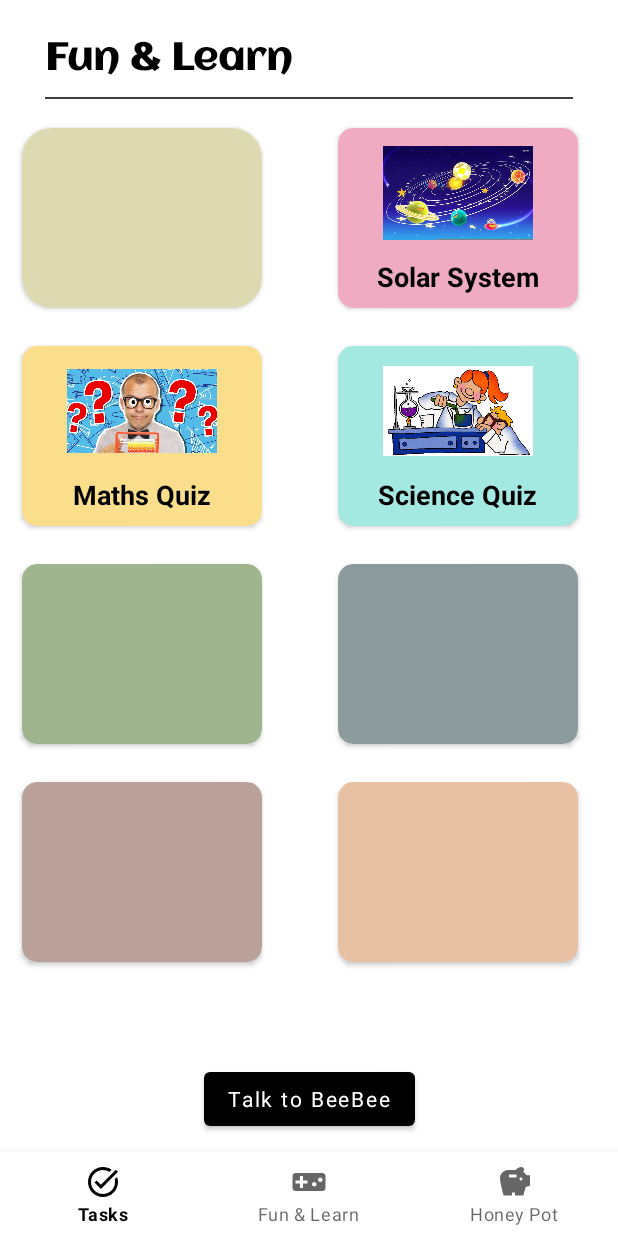
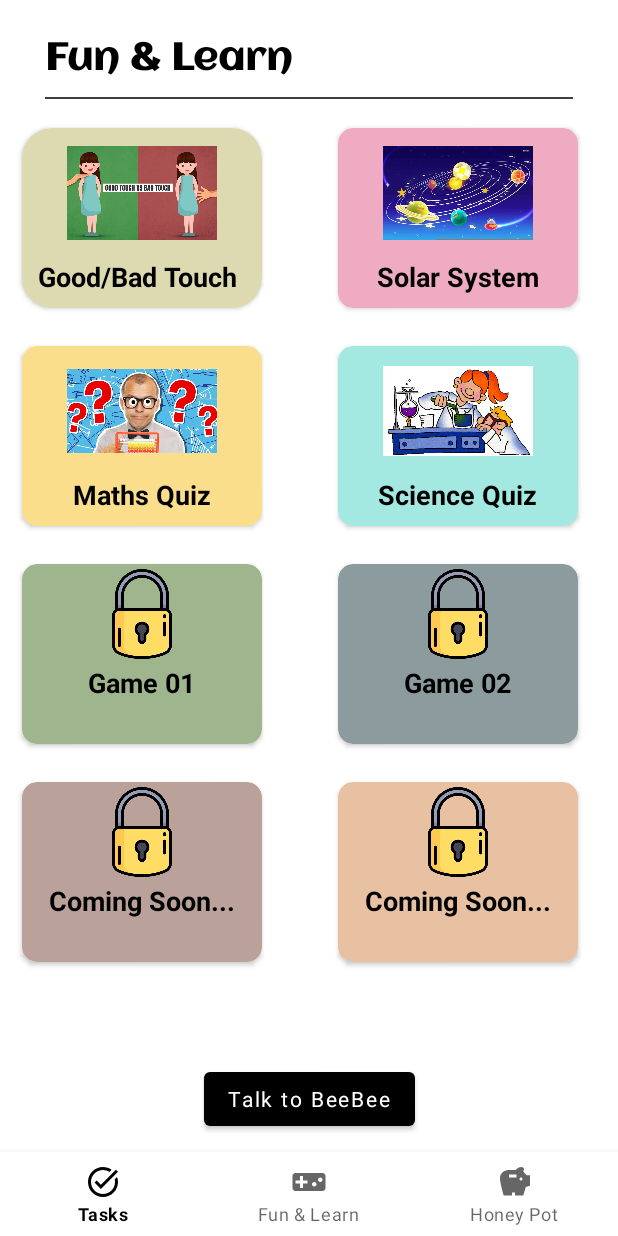
Before and after one commit to aryanmishra29/BusyBee, an Android app: the fragment GameFragment placed in its activity, on a phone screen of 412 x 824 dp. Run offline under Robolectric (Android 15) with nearby library versions, the phone set to English and light mode, and no system bars; our stand-ins replace Firebase (no records; nobody signed in at launch, a user with empty details on screens opened directly); libraries missing offline, so code that uses them is left out: org.checkerframework.checker; Roboto replaces fonts that are not available here.

Commit message:
updated UI

```diff
--- a/BusyBeeChild/app/src/main/res/layout/fragment_game.xml
+++ b/BusyBeeChild/app/src/main/res/layout/fragment_game.xml
@@ -81,6 +81,26 @@
             app:layout_constraintLeft_toLeftOf="parent"
             app:layout_constraintTop_toTopOf="parent">
 
+            <LinearLayout
+                android:layout_width="match_parent"
+                android:layout_height="match_parent"
+                android:orientation="vertical">
+                <ImageView
+                    android:layout_width="100dp"
+                    android:layout_height="80dp"
+                    android:layout_margin="3dp"
+                    android:src="@drawable/gtbt_icon"
+                    android:layout_gravity="center_horizontal"/>
+                <TextView
+                    android:layout_width="wrap_content"
+                    android:layout_height="30dp"
+                    android:textSize="18sp"
+                    android:text="Good/Bad Touch "
+                    android:textStyle="bold"
+                    android:textColor="@color/black"
+                    android:layout_gravity="center_horizontal"/>
+            </LinearLayout>
+
         </androidx.cardview.widget.CardView>
 
         <androidx.cardview.widget.CardView
@@ -163,7 +183,27 @@
             app:layout_constraintTop_toBottomOf="@id/cv_03"
             app:layout_constraintRight_toRightOf="parent"
             app:layout_constraintStart_toStartOf="@+id/guideline2"
-            tools:layout_editor_absoluteY="100dp" />
+            tools:layout_editor_absoluteY="100dp" >
+            <LinearLayout
+                android:layout_width="match_parent"
+                android:layout_height="match_parent"
+                android:orientation="vertical">
+                <ImageView
+                    android:layout_margin="3dp"
+                    android:layout_width="80dp"
+                    android:layout_height="60dp"
+                    android:src="@drawable/lock"
+                    android:layout_gravity="center_horizontal"/>
+                <TextView
+                    android:layout_width="wrap_content"
+                    android:layout_height="30dp"
+                    android:textSize="18sp"
+                    android:text="Game 02"
+                    android:textStyle="bold"
+                    android:textColor="@color/black"
+                    android:layout_gravity="center_horizontal"/>
+            </LinearLayout>
+        </androidx.cardview.widget.CardView>
 
         <androidx.cardview.widget.CardView
             android:id="@+id/cv_06"
@@ -177,7 +217,27 @@
             app:layout_constraintTop_toBottomOf="@id/cv_04"
             app:layout_constraintEnd_toStartOf="@+id/guideline2"
             app:layout_constraintLeft_toLeftOf="parent"
-            tools:layout_editor_absoluteY="100dp" />
+            tools:layout_editor_absoluteY="100dp" >
+            <LinearLayout
+                android:layout_width="match_parent"
+                android:layout_height="match_parent"
+                android:orientation="vertical">
+                <ImageView
+                    android:layout_margin="3dp"
+                    android:layout_width="80dp"
+                    android:layout_height="60dp"
+                    android:src="@drawable/lock"
+                    android:layout_gravity="center_horizontal"/>
+                <TextView
+                    android:layout_width="wrap_content"
+                    android:layout_height="30dp"
+                    android:textSize="18sp"
+                    android:text="Game 01"
+                    android:textStyle="bold"
+                    android:textColor="@color/black"
+                    android:layout_gravity="center_horizontal"/>
+            </LinearLayout>
+        </androidx.cardview.widget.CardView>
         <androidx.cardview.widget.CardView
             android:id="@+id/cv_07"
             android:layout_width="160dp"
@@ -190,7 +250,27 @@
             app:layout_constraintTop_toBottomOf="@id/cv_05"
             app:layout_constraintRight_toRightOf="parent"
             app:layout_constraintStart_toStartOf="@+id/guideline2"
-            tools:layout_editor_absoluteY="100dp" />
+            tools:layout_editor_absoluteY="100dp" >
+            <LinearLayout
+                android:layout_width="match_parent"
+                android:layout_height="match_parent"
+                android:orientation="vertical">
+            <ImageView
+                android:layout_margin="3dp"
+                android:layout_width="80dp"
+                android:layout_height="60dp"
+                android:src="@drawable/lock"
+                android:layout_gravity="center_horizontal"/>
+            <TextView
+                android:layout_width="wrap_content"
+                android:layout_height="30dp"
+                android:textSize="18sp"
+                android:text="Coming Soon..."
+                android:textStyle="bold"
+                android:textColor="@color/black"
+                android:layout_gravity="center_horizontal"/>
+            </LinearLayout>
+        </androidx.cardview.widget.CardView>
 
         <androidx.cardview.widget.CardView
             android:id="@+id/cv_08"
@@ -204,7 +284,27 @@
             app:layout_constraintTop_toBottomOf="@id/cv_06"
             app:layout_constraintEnd_toStartOf="@+id/guideline2"
             app:layout_constraintLeft_toLeftOf="parent"
-            tools:layout_editor_absoluteY="100dp" />
+            tools:layout_editor_absoluteY="100dp" >
+            <LinearLayout
+                android:layout_width="match_parent"
+                android:layout_height="match_parent"
+                android:orientation="vertical">
+                <ImageView
+                    android:layout_margin="3dp"
+                    android:layout_width="80dp"
+                    android:layout_height="60dp"
+                    android:src="@drawable/lock"
+                    android:layout_gravity="center_horizontal"/>
+                <TextView
+                    android:layout_width="wrap_content"
+                    android:layout_height="30dp"
+                    android:textSize="18sp"
+                    android:text="Coming Soon..."
+                    android:textStyle="bold"
+                    android:textColor="@color/black"
+                    android:layout_gravity="center_horizontal"/>
+            </LinearLayout>
+        </androidx.cardview.widget.CardView>
 
         <androidx.constraintlayout.widget.Guideline
             android:id="@+id/guideline2"
```
Also changed, not shown: BusyBeeChild/app/src/main/res/drawable-v24/gtbt_icon.png (added), BusyBeeChild/app/src/main/res/drawable-v24/lock.png (added), 4 other files.
